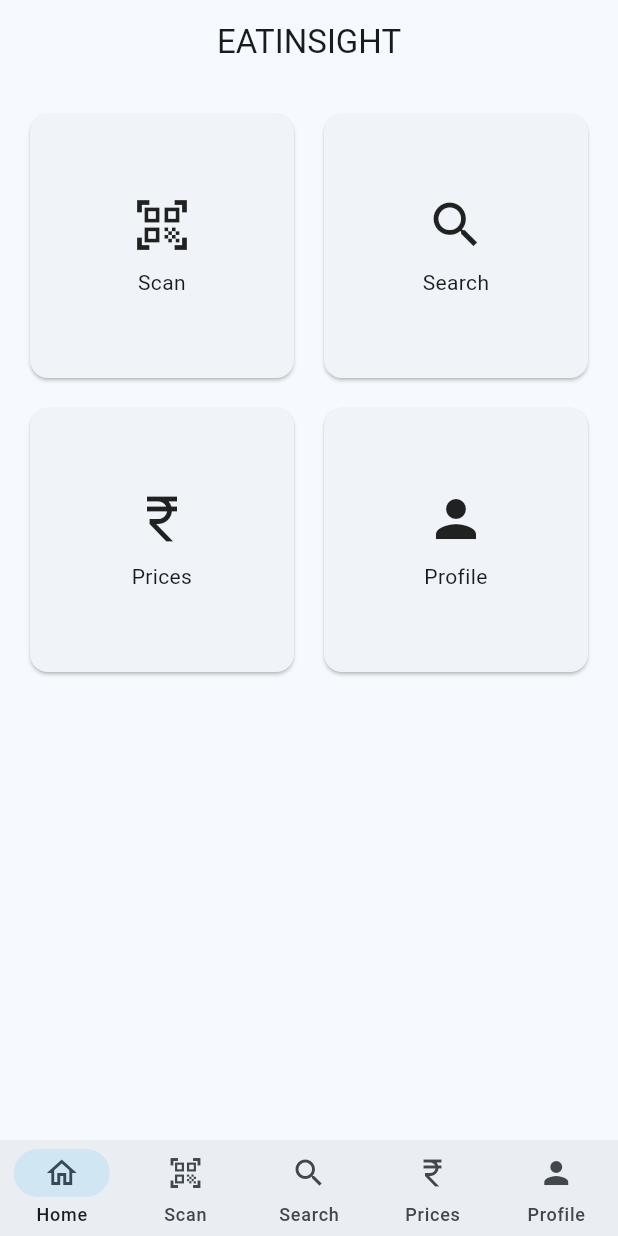
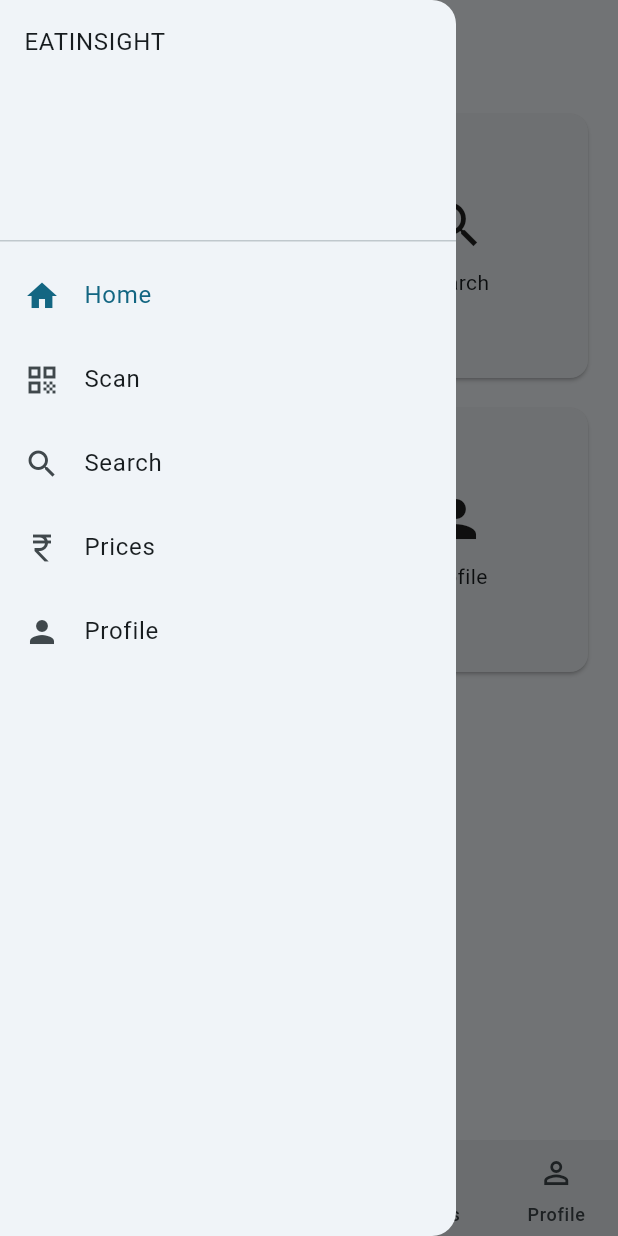
Before and after one commit to HrishikeshSNamputiri/EATINSIGHT, a Flutter app: the screen it shows after launch, with the side drawer open (before the commit the screen has no drawer), on a phone screen of 412 x 824 dp. Run offline on Flutter 3.47's test engine with Material 3 defaults, Android fonts, the phone set to English and light mode, and no system bars; our stand-ins replace dio, flutter_secure_storage, go_router, image_picker; missing offline and left inert: mobile_scanner, openfoodfacts.

Commit message:
checkpoint before step 22.1.1 (drawer prices icon)

```diff
--- a/lib/src/routing/scaffold_with_nav.dart
+++ b/lib/src/routing/scaffold_with_nav.dart
@@ -1,47 +1,158 @@
 import 'package:flutter/material.dart';
 import 'package:go_router/go_router.dart';
+import 'package:provider/provider.dart';
+
+import '../data/prefs/prefs_repository.dart';
+import '../widgets/currency_symbol_icon.dart';
 import 'app_router.dart';
 
-class ScaffoldWithNavBar extends StatelessWidget {
+class ScaffoldWithNavBar extends StatefulWidget {
   final Widget child;
   const ScaffoldWithNavBar({super.key, required this.child});
 
-  static final _destinations = <_Dest>[
-    _Dest('Home', AppRoutes.home, Icons.home_outlined),
-    _Dest('Scan', AppRoutes.scan, Icons.qr_code_scanner),
-    _Dest('Search', AppRoutes.search, Icons.search),
-    _Dest('Prices', AppRoutes.prices, Icons.currency_rupee),
-    _Dest('Profile', AppRoutes.profile, Icons.person),
+  @override
+  State<ScaffoldWithNavBar> createState() => _ScaffoldWithNavBarState();
+}
+
+class _ScaffoldWithNavBarState extends State<ScaffoldWithNavBar> {
+  static const List<String> _routes = <String>[
+    AppRoutes.home,
+    AppRoutes.scan,
+    AppRoutes.search,
+    AppRoutes.prices,
+    AppRoutes.profile,
   ];
 
-  int _indexFromLocation(String loc) {
-    final i = _destinations.indexWhere((d) => loc == d.route || loc.startsWith('${d.route}/'));
-    return i < 0 ? 0 : i;
+  int _index = 0;
+
+  int _locationToIndex(String location) {
+    final int match = _routes.indexWhere(
+      (String route) => location == route || location.startsWith('$route/'),
+    );
+    return match >= 0 ? match : 0;
+  }
+
+  void _onTap(int value) {
+    if (value == _index) return;
+    setState(() => _index = value);
+    context.go(_routes[value]);
+  }
+
+  Widget _buildPricesIcon(String currency, {double size = 24}) {
+    final String normalized = currency.trim().toUpperCase();
+    if (normalized.isEmpty) {
+      return Icon(Icons.currency_rupee, size: size);
+    }
+    return CurrencySymbolIcon(code: normalized, size: size);
   }
 
   @override
   Widget build(BuildContext context) {
-    final loc = GoRouterState.of(context).uri.toString();
-    final currentIndex = _indexFromLocation(loc);
+    final String location = GoRouterState.of(context).uri.toString();
+    _index = _locationToIndex(location);
+    final prefs = context.watch<PrefsController>().prefs;
+    final String currency = prefs.currency ?? '';
+
     return Scaffold(
-      body: child,
+      body: widget.child,
       bottomNavigationBar: NavigationBar(
-        selectedIndex: currentIndex,
-        onDestinationSelected: (i) {
-          final dest = _destinations[i];
-          if (dest.route != loc) context.go(dest.route);
-        },
-        destinations: _destinations
-            .map((d) => NavigationDestination(icon: Icon(d.icon), label: d.label))
-            .toList(),
+        selectedIndex: _index,
+        onDestinationSelected: _onTap,
+        destinations: <NavigationDestination>[
+          const NavigationDestination(
+            icon: Icon(Icons.home_outlined),
+            selectedIcon: Icon(Icons.home),
+            label: 'Home',
+          ),
+          const NavigationDestination(
+            icon: Icon(Icons.qr_code_scanner),
+            selectedIcon: Icon(Icons.qr_code),
+            label: 'Scan',
+          ),
+          const NavigationDestination(
+            icon: Icon(Icons.search_outlined),
+            selectedIcon: Icon(Icons.search),
+            label: 'Search',
+          ),
+          NavigationDestination(
+            icon: _buildPricesIcon(currency),
+            selectedIcon: _buildPricesIcon(currency, size: 26),
+            label: 'Prices',
+          ),
+          const NavigationDestination(
+            icon: Icon(Icons.person_outline),
+            selectedIcon: Icon(Icons.person),
+            label: 'Profile',
+          ),
+        ],
+      ),
+      drawer: _AppDrawer(
+        currentIndex: _index,
+        onSelect: _onTap,
+        currency: currency,
       ),
     );
   }
 }
 
-class _Dest {
-  final String label;
-  final String route;
-  final IconData icon;
-  const _Dest(this.label, this.route, this.icon);
+class _AppDrawer extends StatelessWidget {
+  final int currentIndex;
+  final ValueChanged<int> onSelect;
+  final String currency;
+  const _AppDrawer({
+    required this.currentIndex,
+    required this.onSelect,
+    required this.currency,
+  });
+
+  void _handleTap(BuildContext context, int index) {
+    Navigator.of(context).pop();
+    onSelect(index);
+  }
+
+  @override
+  Widget build(BuildContext context) {
+    final Widget pricesIcon = currency.trim().isEmpty
+        ? const Icon(Icons.currency_rupee)
+        : CurrencySymbolIcon(code: currency.trim().toUpperCase(), size: 22);
+    return Drawer(
+      child: SafeArea(
+        child: ListView(
+          children: <Widget>[
+            const DrawerHeader(child: Text('EATINSIGHT')),
+            ListTile(
+              leading: const Icon(Icons.home),
+              title: const Text('Home'),
+              selected: currentIndex == 0,
+              onTap: () => _handleTap(context, 0),
+            ),
+            ListTile(
+              leading: const Icon(Icons.qr_code),
+              title: const Text('Scan'),
+              selected: currentIndex == 1,
+              onTap: () => _handleTap(context, 1),
+            ),
+            ListTile(
+              leading: const Icon(Icons.search),
+              title: const Text('Search'),
+              selected: currentIndex == 2,
+              onTap: () => _handleTap(context, 2),
+            ),
+            ListTile(
+              leading: pricesIcon,
+              title: const Text('Prices'),
+              selected: currentIndex == 3,
+              onTap: () => _handleTap(context, 3),
+            ),
+            ListTile(
+              leading: const Icon(Icons.person),
+              title: const Text('Profile'),
+              selected: currentIndex == 4,
+              onTap: () => _handleTap(context, 4),
+            ),
+          ],
+        ),
+      ),
+    );
+  }
 }
```
Also changed, not shown: lib/src/widgets/currency_symbol_icon.dart (added, +76 -0 lines), 1 other file.
